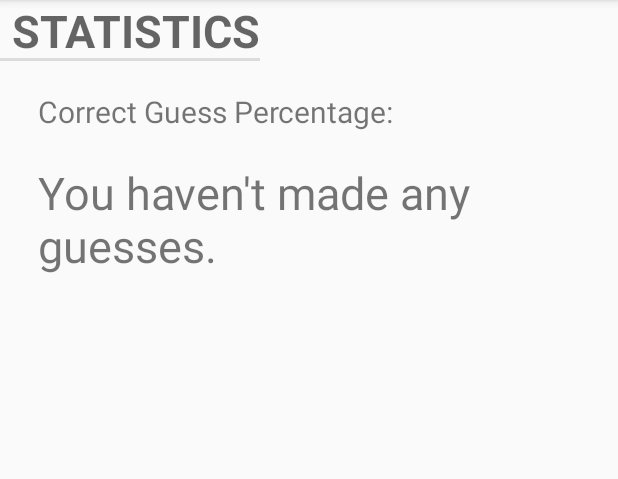
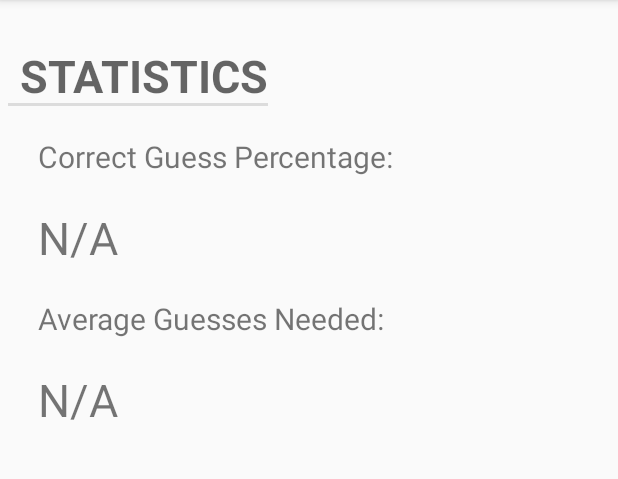
Before and after one commit to AlecM33/TuneTrain, an Android app: the screen it shows after launch (StatsActivity), after a tap on "STATS", on a phone screen of 412 x 824 dp, the part 84-563 px from its top. Run offline under Robolectric (Android 15) with nearby library versions, the phone set to English and light mode, and no system bars; our stand-ins replace Room's generated code; libraries missing offline, so code that uses them is left out: android.arch.persistence; 1 statement that could not run was skipped.

Commit message:
Added stat for average number of guesses

```diff
--- a/app/src/main/res/layout/activity_stats.xml
+++ b/app/src/main/res/layout/activity_stats.xml
@@ -10,6 +10,9 @@
         style="?android:listSeparatorTextViewStyle"
         android:layout_width="wrap_content"
         android:layout_height="wrap_content"
+        android:layout_marginTop="30dp"
+        android:layout_marginStart="5dp"
+        android:layout_marginLeft="5dp"
         android:textSize="30sp"
         android:text="@string/stats_title"/>
     <TextView
@@ -29,5 +32,21 @@
         android:layout_marginStart="25dp"
         android:layout_marginLeft="25dp"
         android:layout_marginTop="20dp" />
-
+    <TextView
+        android:id="@+id/guesses_needed_title"
+        android:layout_width="wrap_content"
+        android:layout_height="wrap_content"
+        android:textSize="20sp"
+        android:layout_marginStart="25dp"
+        android:layout_marginLeft="25dp"
+        android:layout_marginTop="20dp"
+        android:text="Average Guesses Needed:" />
+    <TextView
+        android:id="@+id/guesses_needed"
+        android:layout_width="wrap_content"
+        android:layout_height="wrap_content"
+        android:textSize="30sp"
+        android:layout_marginStart="25dp"
+        android:layout_marginLeft="25dp"
+        android:layout_marginTop="20dp" />
 </GridLayout>
--- a/app/src/main/res/values/strings.xml
+++ b/app/src/main/res/values/strings.xml
@@ -12,7 +12,7 @@
     <string name="spotify_mode">Spotify</string>
     <string name="note_mode">Note</string>
     <string name="template_list_title">Your Templates</string>
-    <string name="correct_percentage_no_guesses">You haven\'t made any guesses.</string>
+    <string name="no_guesses">N/A</string>
 
     <!-- NOTE NAMES -->
     <string name="Ab">Ab</string>
```
Also changed, not shown: app/src/main/java/com/example/alec/tunetrain/SoundBoardFragment.java (+5 -12 lines), app/src/main/java/com/example/alec/tunetrain/StatsActivity.java (+29 -13 lines).
